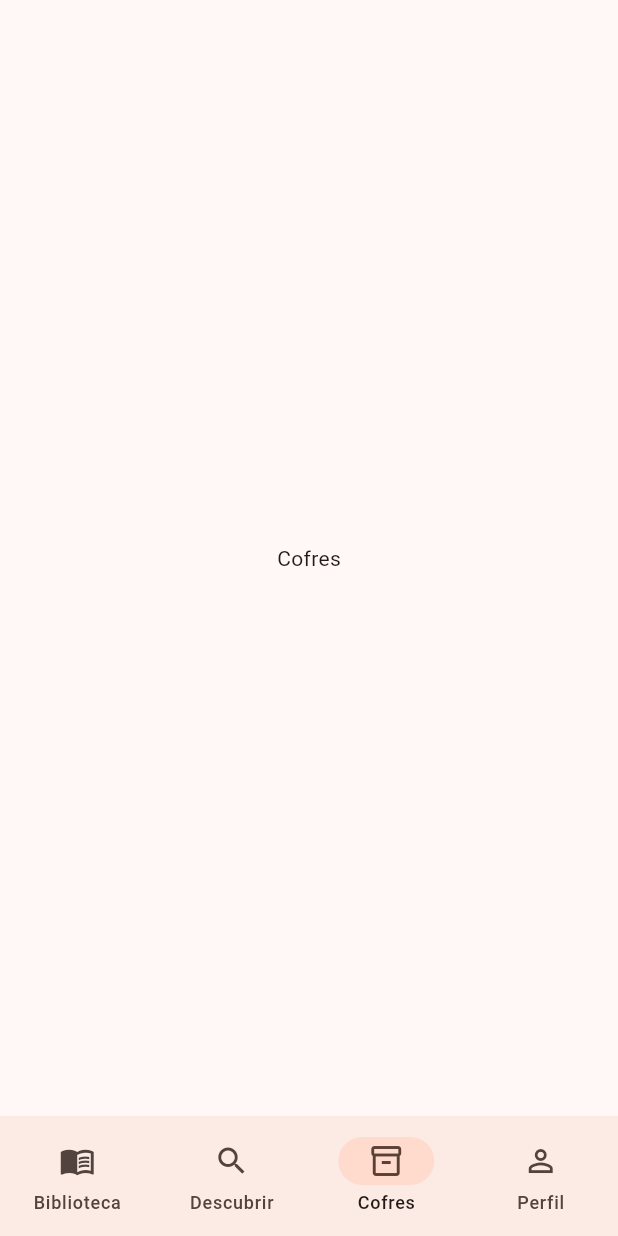
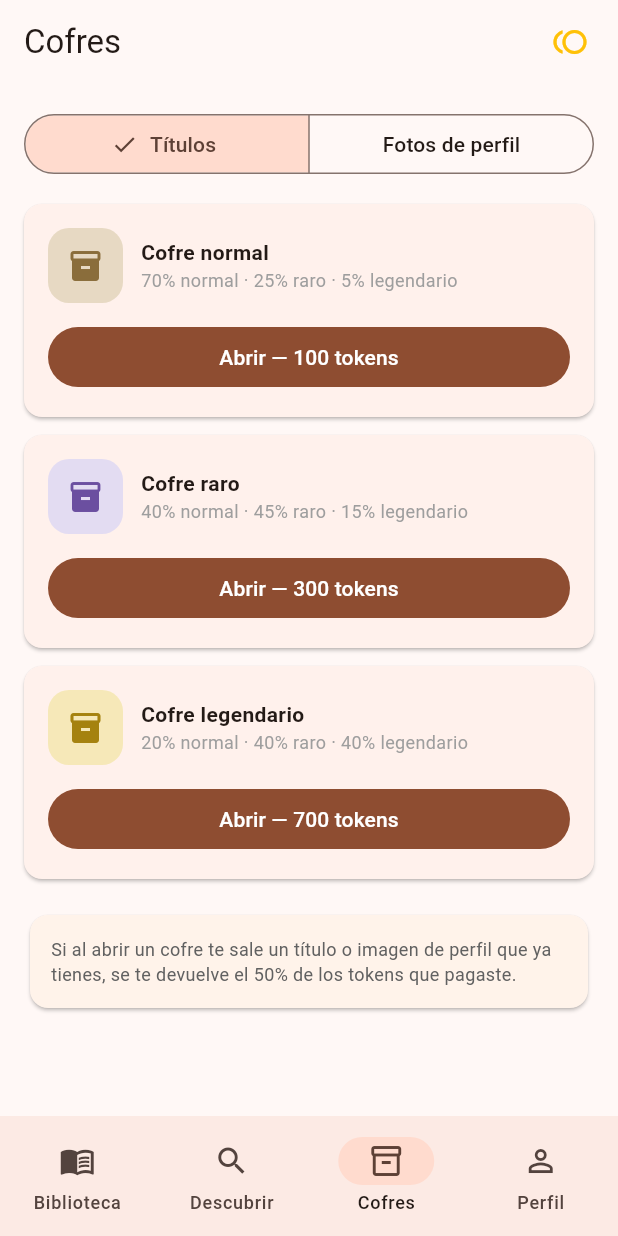
Before and after one commit to Jaelm/hilectio, a Flutter app: the screen it shows once a user with an empty profile is signed in, item 3 of the bottom bar chosen, on a phone screen of 412 x 824 dp. Run offline on Flutter 3.47's test engine with Material 3 defaults, Android fonts, the phone set to English and light mode, and no system bars; our stand-ins replace cloud_firestore, firebase_auth, firebase_core, flutter_local_notifications, timezone; accounts and stored records are empty; Roboto replaces fonts that are missing (Helvetica Neue).

Commit message:
Versión 1.5 - Se añada funcionalidad de los cofres

```diff
--- /dev/null
+++ b/lib/screens/cofres_screen.dart
@@ -0,0 +1,173 @@
+import 'package:flutter/material.dart';
+import 'package:cloud_firestore/cloud_firestore.dart';
+import 'package:firebase_auth/firebase_auth.dart';
+import '../services/cofres_service.dart';
+
+class CofresScreen extends StatefulWidget {
+  const CofresScreen({super.key});
+
+  @override
+  State<CofresScreen> createState() => _CofresScreenState();
+}
+
+class _CofresScreenState extends State<CofresScreen> {
+  Pool _pool = Pool.titulos;
+  bool _abriendo = false;
+
+  static const _info = {
+    TipoCofre.normal: {
+      'nombre': 'Cofre normal',
+      'desc': '70% normal · 25% raro · 5% legendario',
+      'color': Color(0xFFE7D9C3),
+      'fg': Color(0xFF8A6D3B),
+    },
+    TipoCofre.raro: {
+      'nombre': 'Cofre raro',
+      'desc': '40% normal · 45% raro · 15% legendario',
+      'color': Color(0xFFE3DCF2),
+      'fg': Color(0xFF6B4FA0),
+    },
+    TipoCofre.legendario: {
+      'nombre': 'Cofre legendario',
+      'desc': '20% normal · 40% raro · 40% legendario',
+      'color': Color(0xFFF6E8B8),
+      'fg': Color(0xFFA5820F),
+    },
+  };
+
+  Future<void> _abrir(TipoCofre cofre) async {
+    setState(() => _abriendo = true);
+    final resultado = await CofresService().abrirCofre(cofre: cofre, pool: _pool);
+    if (mounted) setState(() => _abriendo = false);
+
+    if (!mounted) return;
+
+    if (resultado['error'] != null) {
+      ScaffoldMessenger.of(context).showSnackBar(
+        SnackBar(content: Text(resultado['error'])),
+      );
+      return;
+    }
+
+    final item = resultado['item'];
+    final rareza = resultado['rareza'];
+    final yaTenia = resultado['yaTenia'] == true;
+    final devolucion = resultado['devolucion'];
+
+    showDialog(
+      context: context,
+      builder: (_) => AlertDialog(
+        title: Text(yaTenia ? 'Repetido' : '¡Nuevo!'),
+        content: Text(yaTenia
+            ? 'Te salió "$item" ($rareza), pero ya lo tenías. Se te devolvió $devolucion tokens.'
+            : 'Obtuviste "$item" ($rareza)'),
+        actions: [
+          TextButton(onPressed: () => Navigator.pop(context), child: const Text('Genial')),
+        ],
+      ),
+    );
+  }
+
+  @override
+  Widget build(BuildContext context) {
+    final uid = FirebaseAuth.instance.currentUser!.uid;
+    final userDocStream =
+        FirebaseFirestore.instance.collection('usuarios').doc(uid).snapshots();
+
+    return Scaffold(
+      appBar: AppBar(
+        title: const Text('Cofres'),
+        actions: [
+          StreamBuilder<DocumentSnapshot>(
+            stream: userDocStream,
+            builder: (context, snapshot) {
+              final tokens = (snapshot.data?.data() as Map<String, dynamic>?)?['tokens'] ?? 0;
+              return Padding(
+                padding: const EdgeInsets.symmetric(horizontal: 16),
+                child: Center(
+                  child: Row(
+                    children: [
+                      const Icon(Icons.toll, color: Colors.amber),
+                      const SizedBox(width: 4),
+                      Text('$tokens', style: const TextStyle(fontWeight: FontWeight.bold)),
+                    ],
+                  ),
+                ),
+              );
+            },
+          ),
+        ],
+      ),
+      body: ListView(
+        padding: const EdgeInsets.all(16),
+        children: [
+          SegmentedButton<Pool>(
+            segments: const [
+              ButtonSegment(value: Pool.titulos, label: Text('Títulos')),
+              ButtonSegment(value: Pool.fotos, label: Text('Fotos de perfil')),
+            ],
+            selected: {_pool},
+            onSelectionChanged: (s) => setState(() => _pool = s.first),
+          ),
+          const SizedBox(height: 16),
+          ...TipoCofre.values.map((cofre) {
+            final info = _info[cofre]!;
+            final costo = CofresService.costos[cofre]!;
+            return Card(
+              margin: const EdgeInsets.only(bottom: 12),
+              child: Padding(
+                padding: const EdgeInsets.all(16),
+                child: Column(
+                  crossAxisAlignment: CrossAxisAlignment.stretch,
+                  children: [
+                    Row(
+                      children: [
+                        Container(
+                          width: 50,
+                          height: 50,
+                          decoration: BoxDecoration(
+                            color: info['color'] as Color,
+                            borderRadius: BorderRadius.circular(14),
+                          ),
+                          child: Icon(Icons.inventory_2, color: info['fg'] as Color),
+                        ),
+                        const SizedBox(width: 12),
+                        Expanded(
+                          child: Column(
+                            crossAxisAlignment: CrossAxisAlignment.start,
+                            children: [
+                              Text(info['nombre'] as String,
+                                  style: const TextStyle(fontWeight: FontWeight.bold)),
+                              Text(info['desc'] as String,
+                                  style: const TextStyle(fontSize: 12, color: Colors.grey)),
+                            ],
+                          ),
+                        ),
+                      ],
+                    ),
+                    const SizedBox(height: 12),
+                    FilledButton(
+                      onPressed: _abriendo ? null : () => _abrir(cofre),
+                      child: Text('Abrir — $costo tokens'),
+                    ),
+                  ],
+                ),
+              ),
+            );
+          }),
+          const SizedBox(height: 8),
+          Card(
+            color: const Color(0xFFFFF3EA),
+            child: Padding(
+              padding: const EdgeInsets.all(14),
+              child: Text(
+                'Si al abrir un cofre te sale un título o imagen de perfil que ya tienes, se te devuelve el 50% de los tokens que pagaste.',
+                style: TextStyle(fontSize: 12, color: Colors.grey.shade700),
+              ),
+            ),
+          ),
+        ],
+      ),
+    );
+  }
+}
--- a/lib/screens/home_shell.dart
+++ b/lib/screens/home_shell.dart
@@ -1,6 +1,7 @@
 import 'package:flutter/material.dart';
 import 'biblioteca_screen.dart';
 import 'perfil_screen.dart';
+import 'cofres_screen.dart';
 
 class HomeShell extends StatefulWidget {
   const HomeShell({super.key});
@@ -15,7 +16,7 @@ class _HomeShellState extends State<HomeShell> {
   static const _screens = [
     BibliotecaScreen(),
     Center(child: Text('Descubrir')),
-    Center(child: Text('Cofres')),
+    CofresScreen(),
     PerfilScreen(),
   ];
 
--- /dev/null
+++ b/lib/services/cofres_service.dart
@@ -0,0 +1,116 @@
+import 'dart:math';
+import 'package:cloud_firestore/cloud_firestore.dart';
+import 'package:firebase_auth/firebase_auth.dart';
+
+enum TipoCofre { normal, raro, legendario }
+enum Pool { titulos, fotos }
+
+class CofresService {
+  static const Map<TipoCofre, int> costos = {
+    TipoCofre.normal: 100,
+    TipoCofre.raro: 300,
+    TipoCofre.legendario: 700,
+  };
+
+  static const Map<TipoCofre, Map<String, int>> probabilidades = {
+    TipoCofre.normal: {'comun': 70, 'raro': 25, 'legendario': 5},
+    TipoCofre.raro: {'comun': 40, 'raro': 45, 'legendario': 15},
+    TipoCofre.legendario: {'comun': 20, 'raro': 40, 'legendario': 40},
+  };
+
+  static const Map<Pool, Map<String, List<String>>> catalogos = {
+    Pool.titulos: {
+      'comun': [
+        'Lector Novato',
+        'Fan de los Manhwas',
+        'Ratón de Biblioteca',
+        'Maratonista Casual',
+        'Buscador de Capítulos',
+      ],
+      'raro': [
+        'Cazador de Finales',
+        'Coleccionista de Sagas',
+        'Crítico Implacable',
+        'Guardián del Spoiler',
+      ],
+      'legendario': [
+        'Leyenda de Hilectio',
+        'El Que Todo lo Lee',
+        'Sabio de los Mil Capítulos',
+      ],
+    },
+    Pool.fotos: {
+      'comun': ['Hoja', 'Pluma', 'Taza', 'Luna', 'Estrella'],
+      'raro': ['Fuego', 'Rayo', 'Corona'],
+      'legendario': ['Dragón', 'Fénix'],
+    },
+  };
+
+  final _rand = Random();
+
+  DocumentReference<Map<String, dynamic>> get _userDoc => FirebaseFirestore.instance
+      .collection('usuarios')
+      .doc(FirebaseAuth.instance.currentUser!.uid);
+
+  String _sortearRareza(TipoCofre cofre) {
+    final pesos = probabilidades[cofre]!;
+    final total = pesos.values.reduce((a, b) => a + b);
+    final tiro = _rand.nextInt(total);
+    int acumulado = 0;
+    for (final entry in pesos.entries) {
+      acumulado += entry.value;
+      if (tiro < acumulado) return entry.key;
+    }
+    return pesos.keys.last;
+  }
+
+  Future<Map<String, dynamic>> abrirCofre({
+    required TipoCofre cofre,
+    required Pool pool,
+  }) async {
+    return FirebaseFirestore.instance.runTransaction((tx) async {
+      final snap = await tx.get(_userDoc);
+      final data = snap.data() ?? {};
+      final int tokensActuales = data['tokens'] ?? 0;
+      final costo = costos[cofre]!;
+
+      if (tokensActuales < costo) {
+        return {'error': 'No tienes suficientes tokens'};
+      }
+
+      final campoInventario = pool == Pool.titulos ? 'titulosObtenidos' : 'fotosObtenidas';
+      final List<dynamic> inventarioActual = List.from(data[campoInventario] ?? []);
+
+      final rareza = _sortearRareza(cofre);
+      final opciones = catalogos[pool]![rareza]!;
+      final item = opciones[_rand.nextInt(opciones.length)];
+
+      final yaTenia = inventarioActual.contains(item);
+      int tokensFinales = tokensActuales - costo;
+
+      if (yaTenia) {
+        final devolucion = (costo * 0.5).round();
+        tokensFinales += devolucion;
+        tx.set(_userDoc, {'tokens': tokensFinales}, SetOptions(merge: true));
+        return {
+          'item': item,
+          'rareza': rareza,
+          'yaTenia': true,
+          'devolucion': devolucion,
+          'tokens': tokensFinales,
+        };
+      } else {
+        tx.set(_userDoc, {
+          'tokens': tokensFinales,
+          campoInventario: FieldValue.arrayUnion([item]),
+        }, SetOptions(merge: true));
+        return {
+          'item': item,
+          'rareza': rareza,
+          'yaTenia': false,
+          'tokens': tokensFinales,
+        };
+      }
+    });
+  }
+}
```
